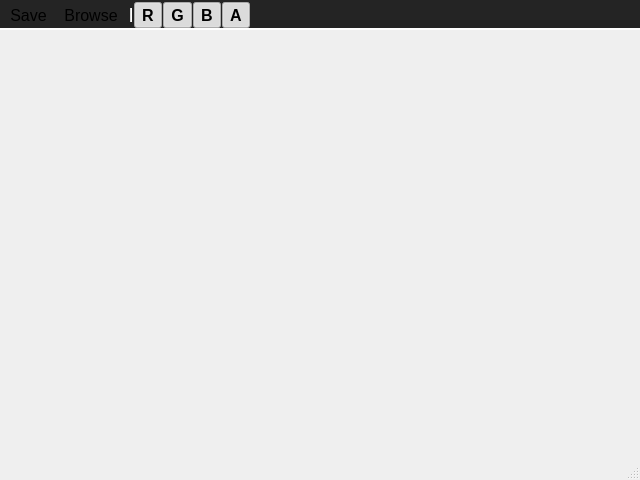
neelmewada/CrystalEngine, file Editor/Source/CrystalEditor/Private/Editor/TextureEditor/TextureEditorWindow.ui: the form before one commit.
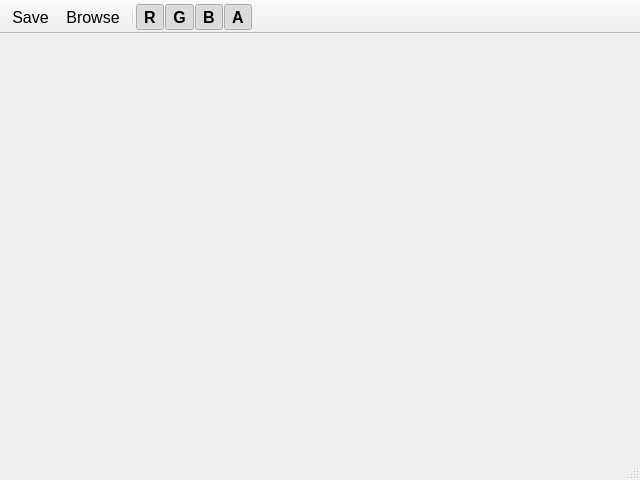
The form after the commit.

The edit to the form file:
```diff
--- a/Editor/Source/CrystalEditor/Private/Editor/TextureEditor/TextureEditorWindow.ui
+++ b/Editor/Source/CrystalEditor/Private/Editor/TextureEditor/TextureEditorWindow.ui
@@ -32,11 +32,7 @@
     <string>toolBar</string>
    </property>
    <property name="styleSheet">
-    <string notr="true">QToolBar {
-	background-color: rgb(36, 36, 36);
-	border: 0px;
-	border-bottom: 2px solid palette(base);
-}</string>
+    <string notr="true"/>
    </property>
    <property name="movable">
     <bool>false</bool>
```
